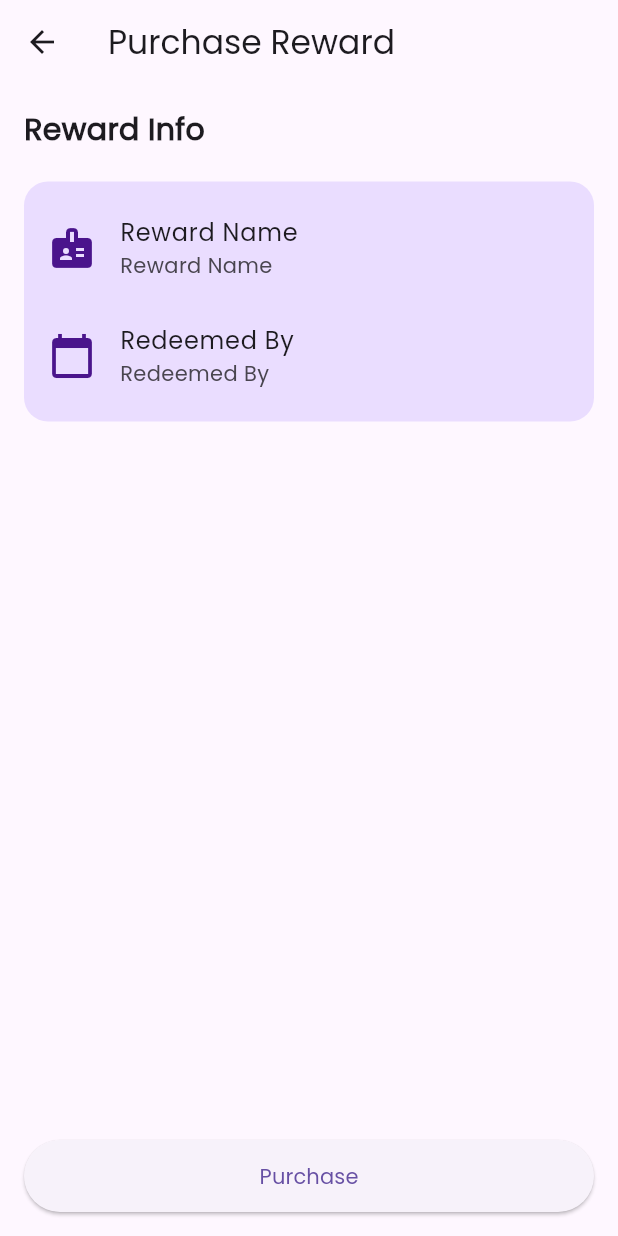
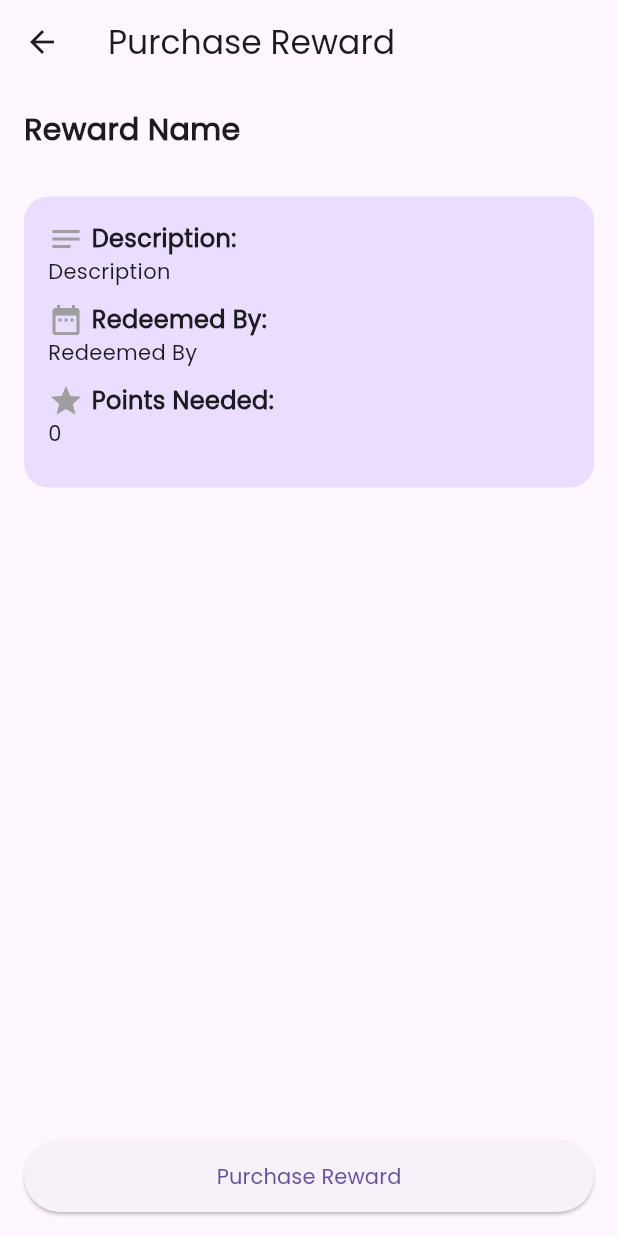
Before and after one commit to syazneesies/clinicease, a Flutter app: the RewardConfirmationScreen screen opened directly with empty values, on a phone screen of 412 x 824 dp. Run offline on Flutter 3.47's test engine with Material 3 defaults, Android fonts, the phone set to English and light mode, and no system bars; our stand-ins replace auto_size_text, cloud_firestore, firebase_auth, firebase_core, get_storage; accounts and stored records are empty.

Commit message:
[ADD] : Reward Purchase Validation

```diff
--- a/lib/screen/reward_confirmation_screen.dart
+++ b/lib/screen/reward_confirmation_screen.dart
@@ -46,49 +46,117 @@ class _RewardConfirmationScreenState extends State<RewardConfirmationScreen> {
     appBar: AppBar(
       title: const Text('Purchase Reward'),
     ),
-      body: isLoading ? const Center(child: CircularProgressIndicator()) : SingleChildScrollView(
+    body: isLoading
+        ? Center(child: CircularProgressIndicator())
+        : SingleChildScrollView(
             child: Padding(
               padding: const EdgeInsets.all(16),
               child: Column(
+                crossAxisAlignment: CrossAxisAlignment.stretch,
                 children: [
-              // Title
-              const Align(
-                alignment: Alignment.centerLeft,
-                child: Text(
-                  'Reward Info',
+                  // Reward Name before the image
+                  Text(
+                    reward?.rewardName ?? 'Reward Name',
                     style: TextStyle(
+                      fontWeight: FontWeight.bold,
                       fontSize: 20,
-                    fontWeight: FontWeight.bold,
-                  ),
                     ),
                   ),
 
+                  const SizedBox(height: 10),
+
+                  // Image displayed as square
+                  reward?.imageUrl != null
+                      ? Container(
+                          width: double.infinity,
+                          height: 200,
+                          child: Image.network(
+                            reward!.imageUrl!,
+                            fit: BoxFit.fitHeight,
+                          ),
+                        )
+                      : SizedBox(),
+
                   const SizedBox(height: 20),
+
+                  // Purple box containing reward details
                   Container(
-                padding: const EdgeInsets.symmetric(vertical: 8, horizontal: 16),
+                    padding: const EdgeInsets.all(16),
                     decoration: BoxDecoration(
                       borderRadius: BorderRadius.circular(16),
                       color: Theme.of(context).colorScheme.primaryContainer,
                     ),
                     child: Column(
-                  crossAxisAlignment: CrossAxisAlignment.stretch,
+                      crossAxisAlignment: CrossAxisAlignment.start,
                       children: [
-                    ListTile(
-                      leading: Icon(Icons.badge, size: 32, color: Colors.purple.shade900),
-                      title: Text(reward?.rewardName?? 'Reward Name'),
-                      subtitle: const Text('Reward Name'),
-                      contentPadding: const EdgeInsets.all(0),
+                        // Reward Description
+                        Row(
+                          children: [
+                            Icon(Icons.notes, color: Colors.grey),
+                            const SizedBox(width: 5),
+                            Text(
+                              'Description:',
+                              style: TextStyle(
+                                fontWeight: FontWeight.bold,
+                                fontSize: 16,
                               ),
-                    ListTile(
-                      leading: Icon(Icons.calendar_today, size: 32, color: Colors.purple.shade900),
-                      title: Text(reward != null ? DateFormat('dd-MM-yyyy').format(reward!.rewardDate!) : 'Redeemed By'),
-                      subtitle: const Text('Redeemed By'),
-                      contentPadding: const EdgeInsets.all(0),
                             ),
                           ],
                         ),
+                        Text(
+                          reward?.rewardDescription ?? 'Description',
+                          style: TextStyle(fontSize: 14),
                         ),
-            ]
+
+                        const SizedBox(height: 10),
+
+                        // Redeemed By
+                        Row(
+                          children: [
+                            Icon(Icons.date_range, color: Colors.grey),
+                            const SizedBox(width: 5),
+                            Text(
+                              'Redeemed By:',
+                              style: TextStyle(
+                                fontWeight: FontWeight.bold,
+                                fontSize: 16,
+                              ),
+                            ),
+                          ],
+                        ),
+                        Text(
+                          reward != null
+                              ? DateFormat('dd-MM-yyyy').format(reward!.rewardDate!)
+                              : 'Redeemed By',
+                          style: TextStyle(fontSize: 14),
+                        ),
+
+                        const SizedBox(height: 10),
+
+                        // Reward Points
+                        Row(
+                          children: [
+                            Icon(Icons.star, color: Colors.grey),
+                            const SizedBox(width: 5),
+                            Text(
+                              'Points Needed:',
+                              style: TextStyle(
+                                fontWeight: FontWeight.bold,
+                                fontSize: 16,
+                              ),
+                            ),
+                          ],
+                        ),
+                        Text(
+                          reward?.rewardPoint.toString() ?? '0',
+                          style: TextStyle(fontSize: 14),
+                        ),
+
+                        const SizedBox(height: 10),
+                      ],
+                    ),
+                  ),
+                ],
               ),
             ),
           ),
@@ -100,19 +168,44 @@ class _RewardConfirmationScreenState extends State<RewardConfirmationScreen> {
             child: ElevatedButton(
             onPressed: () async {
         if (reward != null && reward!.rewardDate != null && user != null) {
+          // Check if user has sufficient reward points
+          if ((user!.rewardPoints ?? 0) >= (reward!.rewardPoint ?? 0)) {
+            // If user has sufficient points, show confirmation dialog
+            bool confirmPurchase = await showDialog(
+              context: context,
+              builder: (context) => AlertDialog(
+                title: Text('Confirm Purchase'),
+                content: Text('Are you sure you want to purchase this reward?'),
+                actions: [
+                  TextButton(
+                    onPressed: () {
+                      Navigator.of(context).pop(false); // Return false when user cancels
+                    },
+                    child: Text('Cancel'),
+                  ),
+                  TextButton(
+                    onPressed: () {
+                      Navigator.of(context).pop(true); // Return true when user confirms
+                    },
+                    child: Text('Confirm'),
+                  ),
+                ],
+              ),
+            );
+
+            // If user confirms the purchase
+            if (confirmPurchase == true) {
+              // Proceed with the purchase
               DateTime selectedDateTime = DateFormat('yyyy-MM-dd HH:mm:ss.S').parse('${reward!.rewardDate} ${timeController.text}');
               // Prepare booking data
               Map<String, dynamic> purchaseRewardData = {
                 'rewardName': reward!.rewardName,
                 'rewardDate': Timestamp.fromDate(reward!.rewardDate!),
                 'rewardDescription': reward!.rewardDescription,
-              'userId': user!.id,
-              'serviceId': reward!.rewardId,
+                'userId': userId,
+                'rewardId': reward!.rewardId,
                 'createdAt': FieldValue.serverTimestamp(),
               };
-
-            // Print booking data to console
-            print('Purchase Reward Data: $purchaseRewardData');
 
               try {
                 // Update service quantity
@@ -135,6 +228,13 @@ class _RewardConfirmationScreenState extends State<RewardConfirmationScreen> {
                   const SnackBar(content: Text('Error: Unable to proceed the transaction')),
                 );
               }
+            }
+          } else {
+            // If user doesn't have sufficient points, show error message
+            ScaffoldMessenger.of(context).showSnackBar(
+              const SnackBar(content: Text('Error: Insufficient reward points')),
+            );
+          }
         } else {
           // Handle null values
           ScaffoldMessenger.of(context).showSnackBar(
@@ -142,7 +242,8 @@ class _RewardConfirmationScreenState extends State<RewardConfirmationScreen> {
           );
         }
       },
-          child: const Text('Purchase'),
+
+          child: Text('Purchase Reward'),
         ),
 
         ),
```
Lines whose indentation alone changed are shown as unchanged.
